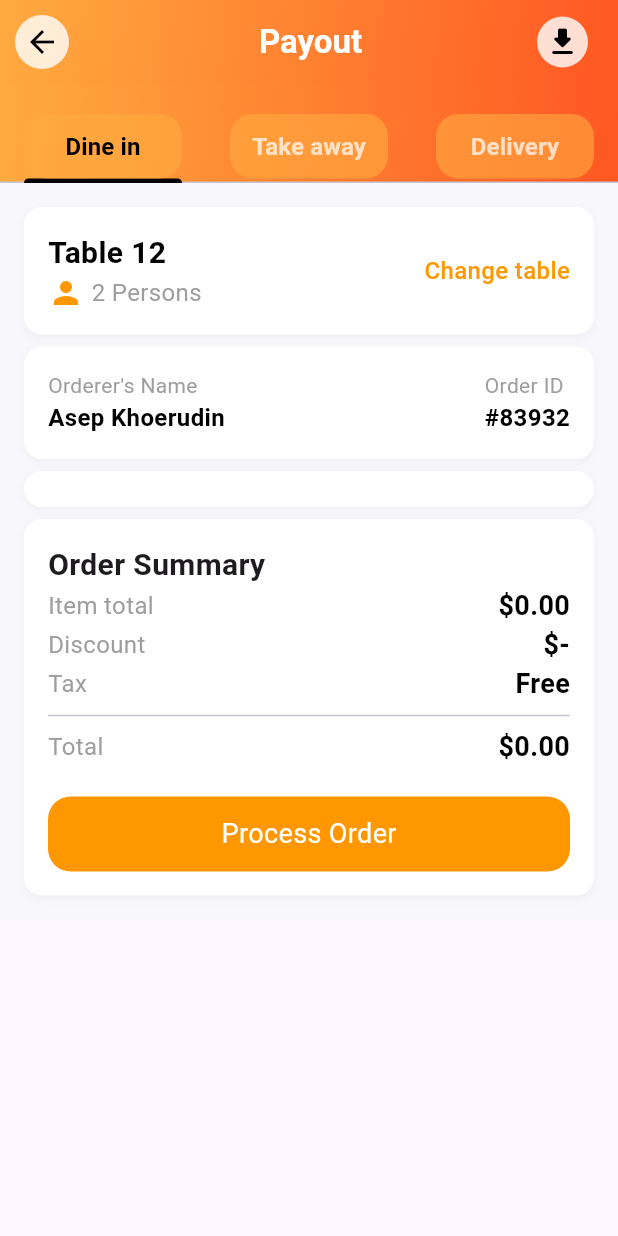
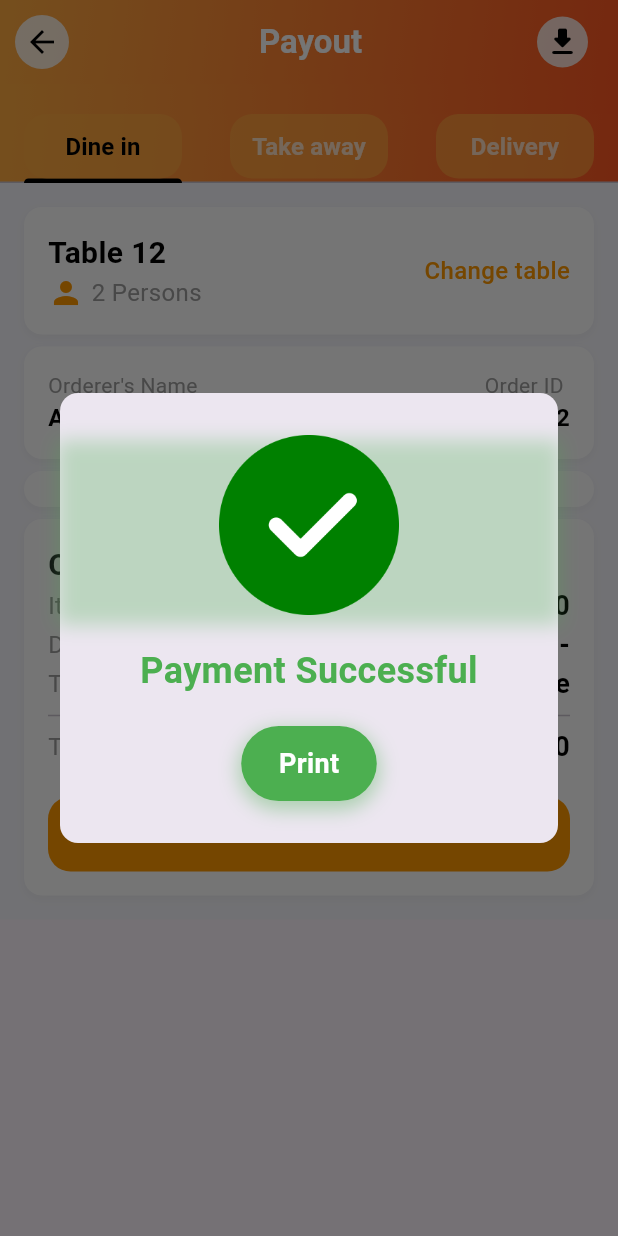
Before and after one commit to adnfutuh/kasir_app, a Flutter app: the OrderScreen screen opened by its route, after a tap on "Process Order", on a phone screen of 412 x 824 dp. Run offline on Flutter 3.47's test engine with Material 3 defaults, Android fonts, the light colour scheme and no system bars; our stand-ins replace flutter_bloc, go_router; missing offline and left inert: bluetooth_print_plus, flutter_esc_pos_utils.

Commit message:
feat: add payment success dialog and navigation to Print page

```diff
--- a/lib/widgets/dinein.dart
+++ b/lib/widgets/dinein.dart
@@ -3,6 +3,7 @@ import 'package:flutter_bloc/flutter_bloc.dart';
 
 import '../cubit/cart_cubit.dart';
 import '../models/item_model.dart';
+import 'payment_info.dart';
 
 class DineInTab extends StatelessWidget {
   const DineInTab({super.key});
@@ -17,7 +18,9 @@ class DineInTab extends StatelessWidget {
         }
 
         return SingleChildScrollView(
-          child: Container(
+          child: Stack(
+            children: [
+              Container(
                 padding: const EdgeInsets.all(16.0),
                 decoration: const BoxDecoration(
                   color: Color(0xFFF7F7FC),
@@ -43,9 +46,11 @@ class DineInTab extends StatelessWidget {
                       ),
                       child: _buildItemList(cartItems),
                     ),
-                _buildOrderSummary(totalPrice, cartItems),
+                    _buildOrderSummary(totalPrice, cartItems, context),
                   ],
                 ),
+              ),
+            ],
           ),
         );
       },
@@ -236,7 +241,8 @@ class DineInTab extends StatelessWidget {
     );
   }
 
-  Widget _buildOrderSummary(double totalPrice, List<Item> cartItems) {
+  Widget _buildOrderSummary(
+      double totalPrice, List<Item> cartItems, BuildContext context) {
     return Container(
       padding: const EdgeInsets.all(16.0),
       decoration: BoxDecoration(
@@ -264,7 +270,19 @@ class DineInTab extends StatelessWidget {
           _buildSummaryRow('Total', '\$${totalPrice.toStringAsFixed(2)}'),
           const SizedBox(height: 20),
           GestureDetector(
-            onTap: () {},
+            onTap: () {
+              showDialog(
+                context: context,
+                builder: (BuildContext context) {
+                  return Dialog(
+                    shape: RoundedRectangleBorder(
+                      borderRadius: BorderRadius.circular(12),
+                    ),
+                    child: const PaymentInfo(),
+                  );
+                },
+              );
+            },
             child: Container(
               height: 50,
               decoration: BoxDecoration(
--- /dev/null
+++ b/lib/widgets/payment_info.dart
@@ -0,0 +1,70 @@
+import 'package:flutter/material.dart';
+import 'package:go_router/go_router.dart';
+
+class PaymentInfo extends StatelessWidget {
+  const PaymentInfo({super.key});
+
+  @override
+  Widget build(BuildContext context) {
+    return SizedBox(
+      height: 300,
+      child: Column(
+        mainAxisAlignment: MainAxisAlignment.center,
+        children: [
+          Container(
+            height: 120,
+            decoration: BoxDecoration(
+              boxShadow: [
+                BoxShadow(
+                  color: Colors.green.withOpacity(0.3),
+                  blurRadius: 10,
+                  spreadRadius: 2,
+                  offset: const Offset(0, 5),
+                ),
+              ],
+              image: const DecorationImage(
+                image: AssetImage('assets/images/check.png'),
+              ),
+            ),
+          ),
+          const SizedBox(height: 20),
+          const Text(
+            'Payment Successful',
+            style: TextStyle(
+              fontSize: 24,
+              fontWeight: FontWeight.bold,
+              color: Colors.green,
+            ),
+          ),
+          const SizedBox(height: 20),
+          GestureDetector(
+            onTap: () => context.go('/print'),
+            child: Container(
+              padding: const EdgeInsets.symmetric(vertical: 12, horizontal: 25),
+              decoration: BoxDecoration(
+                color: Colors.green,
+                borderRadius: BorderRadius.circular(30),
+                boxShadow: [
+                  BoxShadow(
+                    color: Colors.green.withOpacity(0.4),
+                    blurRadius: 10,
+                    spreadRadius: 2,
+                    offset: const Offset(0, 4),
+                  ),
+                ],
+              ),
+              child: const Text(
+                'Print',
+                style: TextStyle(
+                  fontSize: 18,
+                  color: Colors.white,
+                  fontWeight: FontWeight.w600,
+                ),
+              ),
+            ),
+          ),
+        ],
+      ),
+    );
+  }
+}
```
Also changed, not shown: assets/images/check.png (added). Lines whose indentation alone changed are shown as unchanged.
